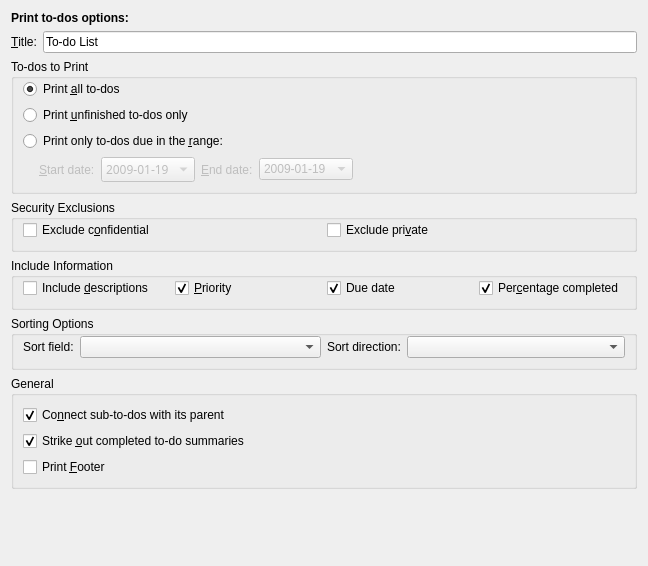
Above: src/printing/calprinttodoconfig_base.ui from KDE/calendarsupport before the change. Below: the same form after it.
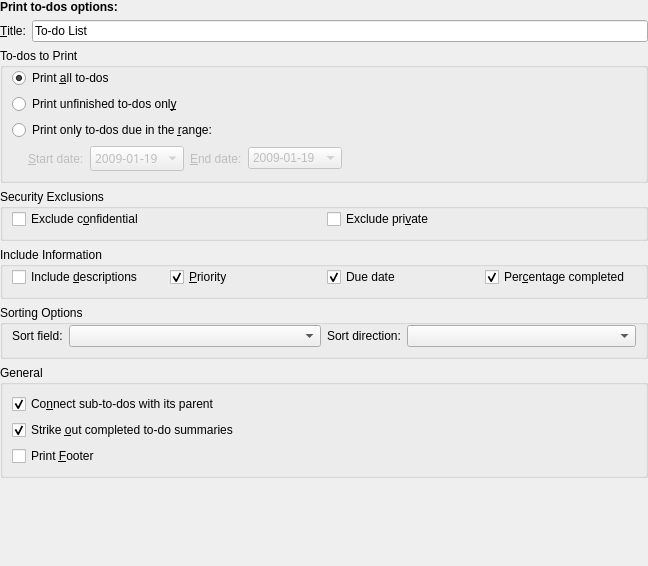
That is the form after the change. Custom widgets are drawn as their Qt base class.

Commit message: Remove double margin

```diff
--- a/src/printing/calprinttodoconfig_base.ui
+++ b/src/printing/calprinttodoconfig_base.ui
@@ -13,6 +13,18 @@
    </rect>
   </property>
   <layout class="QGridLayout" name="gridLayout">
+   <property name="leftMargin">
+    <number>0</number>
+   </property>
+   <property name="topMargin">
+    <number>0</number>
+   </property>
+   <property name="rightMargin">
+    <number>0</number>
+   </property>
+   <property name="bottomMargin">
+    <number>0</number>
+   </property>
    <item row="0" column="0">
     <widget class="QLabel" name="label">
      <property name="text">
@@ -75,7 +87,7 @@
          <bool>true</bool>
         </property>
         <property name="text">
-         <string>Print &amp;unfinished to-dos only</string>
+         <string>Print unfinished to-dos onl&amp;y</string>
         </property>
        </widget>
       </item>
@@ -457,7 +469,7 @@
   </customwidget>
   <customwidget>
    <class>KDateComboBox</class>
-   <extends>KComboBox</extends>
+   <extends>QComboBox</extends>
    <header>kdatecombobox.h</header>
   </customwidget>
  </customwidgets>
```
The commit also changes 6 other files.
